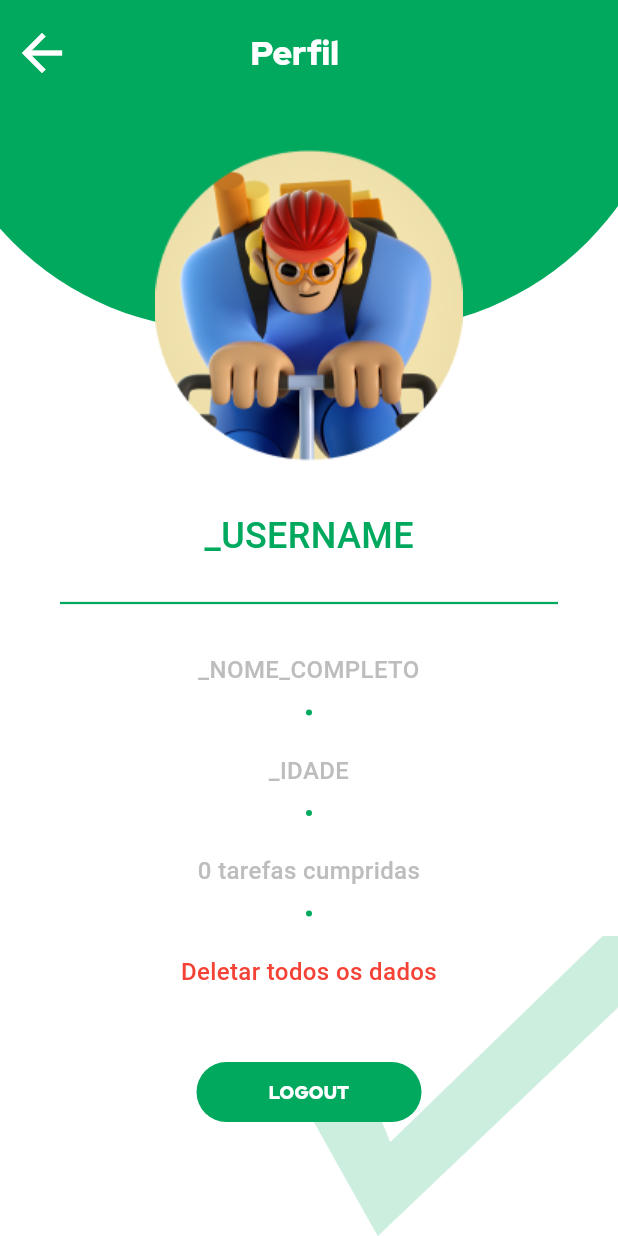
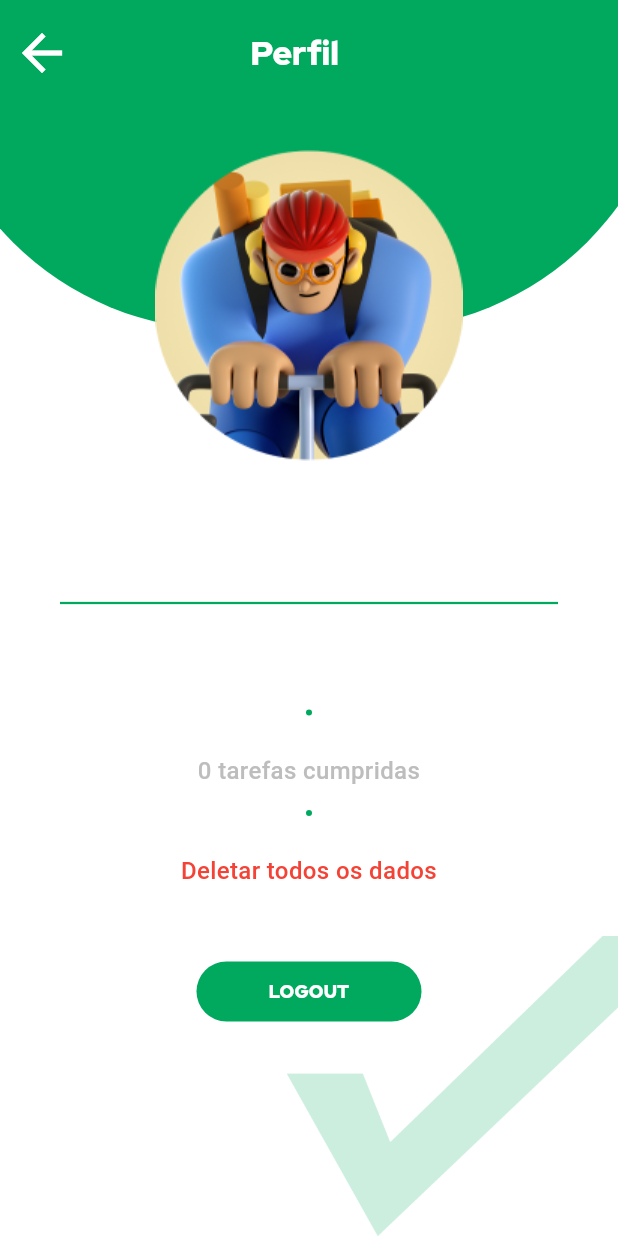
Before and after one commit to Felipi12/DoneApp, a Flutter app: the ProfileScreen screen opened directly, on a phone screen of 412 x 824 dp. Run offline on Flutter 3.47's test engine with Material 3 defaults, Android fonts, the phone set to English and light mode, and no system bars; our stand-ins replace cloud_firestore, firebase_auth, firebase_core, fl_chart, syncfusion_flutter_calendar; missing offline and left inert: social_share; accounts and stored records are empty.

```diff
--- a/lib/Profile_Screen.dart
+++ b/lib/Profile_Screen.dart
@@ -1,5 +1,8 @@
 // Importa os pacotes necessários
 // ignore_for_file: unused_import
+
+import 'package:doneapp/clients/controllers/authenticator_controller.dart';
+import 'package:doneapp/clients/controllers/user_controller.dart';
 
 import 'LoginScreen.dart';
 import 'package:cloud_firestore/cloud_firestore.dart';
@@ -77,7 +80,7 @@ class ProfileScreen extends StatelessWidget {
                     Padding(
                       padding: EdgeInsets.only(top: 20, left: 40, right: 40),
                       child: Text(
-                        '_USERNAME',
+                        AuthenticatorController.getLoggedUser().email,
                         style: TextStyle(
                             fontSize: 24, color: currentTheme.primaryColor),
                       ),
@@ -93,20 +96,7 @@ class ProfileScreen extends StatelessWidget {
                       padding: EdgeInsets.only(
                           top: 25, left: 30, bottom: 15, right: 30),
                       child: Text(
-                        '_NOME_COMPLETO',
-                        style: TextStyle(fontSize: 16, color: Colors.grey[400]),
-                        textAlign: TextAlign.center,
-                      ),
-                    ),
-                    CircleAvatar(
-                      radius: 2,
-                      backgroundColor: currentTheme.primaryColor,
-                    ),
-                    Padding(
-                      padding: EdgeInsets.only(
-                          top: 25, left: 30, bottom: 15, right: 30),
-                      child: Text(
-                        '_IDADE',
+                        AuthenticatorController.getLoggedUser().name,
                         style: TextStyle(fontSize: 16, color: Colors.grey[400]),
                         textAlign: TextAlign.center,
                       ),
--- a/lib/toDo.dart
+++ b/lib/toDo.dart
@@ -225,7 +225,7 @@ class _ToDoListState extends State<ToDoList> {
             child: FloatingActionButton(
               elevation: 1,
               child: Icon(Icons.add, color: Colors.white),
-              backgroundColor: Color.fromRGBO(1, 169, 94, 1),
+              backgroundColor: currentTheme.primaryColor,
               tooltip: "Adicionar tarefa",
               onPressed: () {
                 _ModalBottomSheet(context);
```
